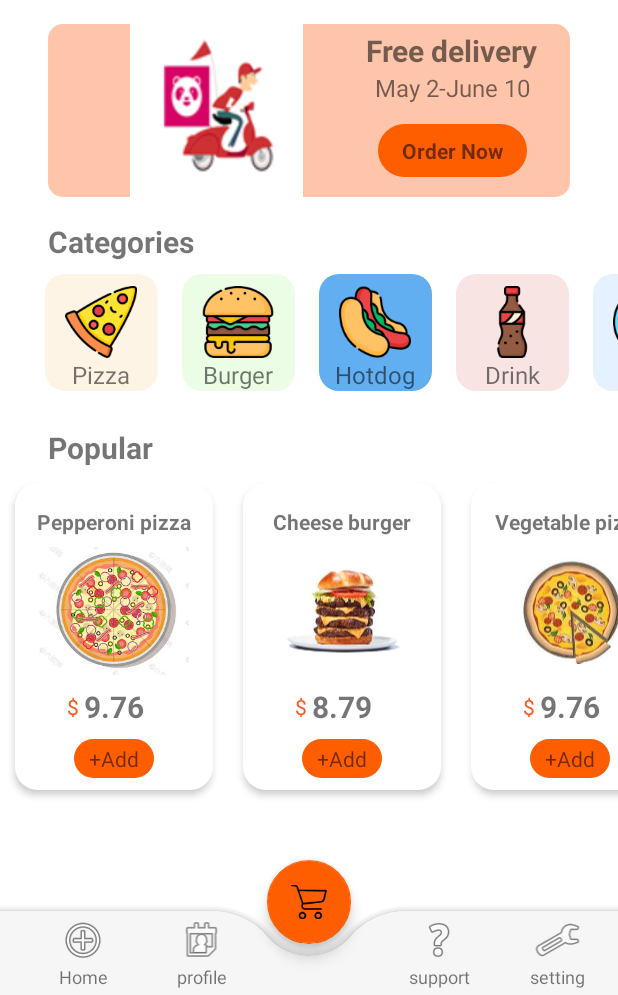
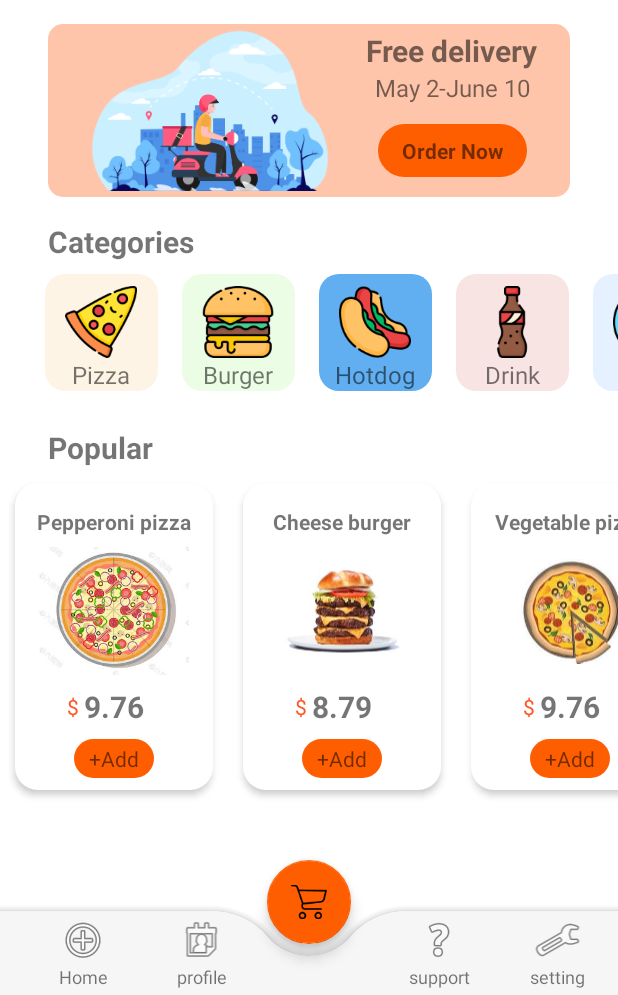
Before and after one commit to jianhan1212/FoodAPP, an Android app: the screen it shows after launch (MainActivity), on a phone screen of 412 x 824 dp, the part 241-1236 px from its top. Run offline under Robolectric (Android 15) with nearby library versions, the phone set to English and light mode, and no system bars; our stand-ins replace Firebase (no records; nobody signed in at launch, a user with empty details on screens opened directly), Picasso.

Commit message:
change drawable

```diff
--- a/app/src/main/res/layout/activity_main.xml
+++ b/app/src/main/res/layout/activity_main.xml
@@ -100,7 +100,7 @@
                         app:layout_constraintStart_toStartOf="parent"
                         app:layout_constraintTop_toTopOf="parent"
                         app:layout_constraintVertical_bias="1.0"
-                        app:srcCompat="@drawable/foodpanda1" />
+                        app:srcCompat="@drawable/image_banner" />
 
                     <TextView
                         android:id="@+id/textView6"
```
